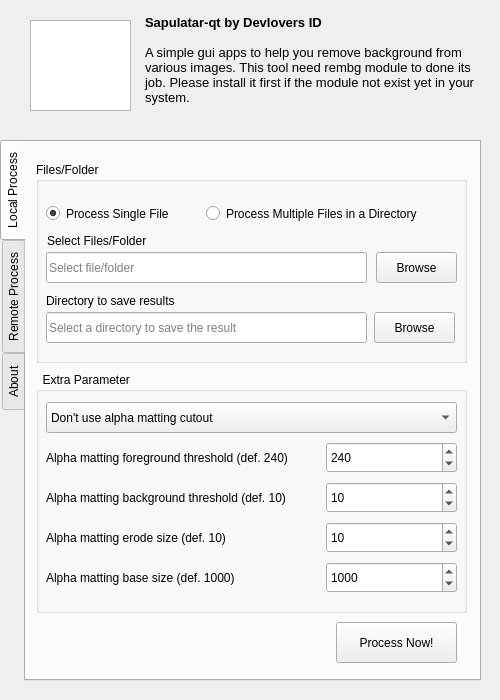
Above: form.ui from devlovers-id/sapulatar-qt before the change. Below: the same form after it.
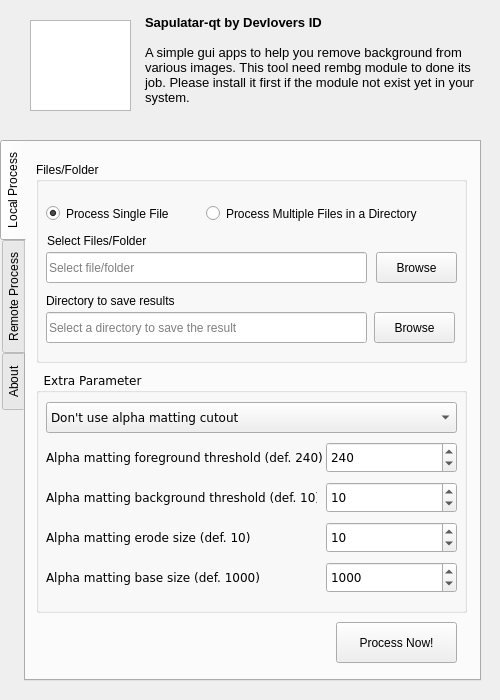
That is the form after the change.

Commit message: remove border

```diff
--- a/form.ui
+++ b/form.ui
@@ -262,6 +262,11 @@
         <height>241</height>
        </rect>
       </property>
+      <property name="font">
+       <font>
+        <family>DejaVu Sans</family>
+       </font>
+      </property>
       <property name="title">
        <string>  Extra Parameter</string>
       </property>
```
Left out of the diff: 3 changed lines with no effect on the pictures.
